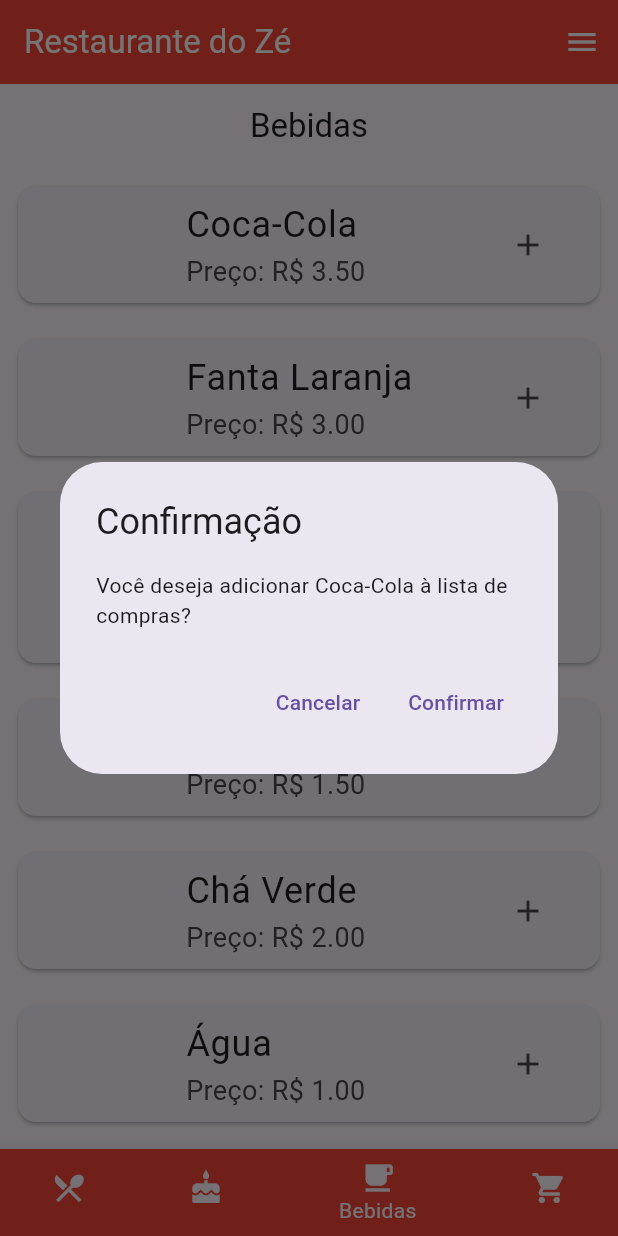
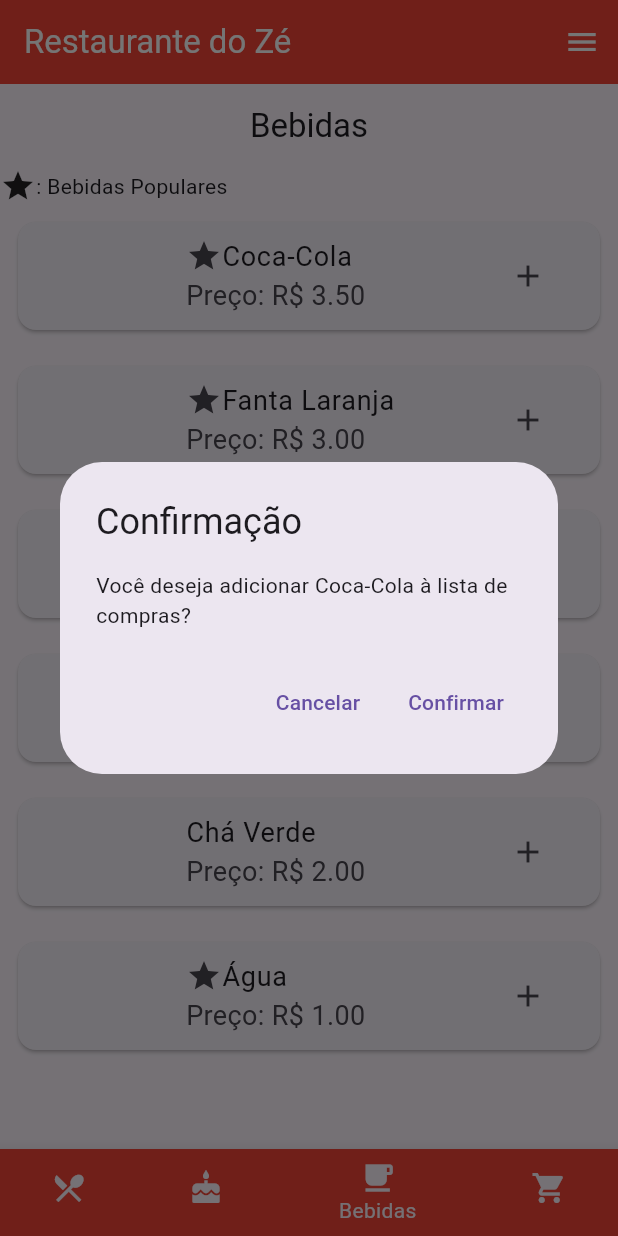
Before and after one commit to birdenly/restaurant_flutter, a Flutter app: the screen it shows after launch, item 3 of the bottom bar chosen, after a tap on the "add" icon, on a phone screen of 412 x 824 dp. Run offline on Flutter 3.47's test engine with Material 3 defaults, Android fonts, the phone set to English and light mode, and no system bars; missing offline and left inert: dart:ffi; network calls fail.

Commit message:
pratos favoritos e alertDialog Fix

```diff
--- a/lib/components/bebidasScreen.dart
+++ b/lib/components/bebidasScreen.dart
@@ -21,7 +21,13 @@ class _bebidasScreenState extends State<bebidasScreen> {
           title: const Text('Bebidas'),
           centerTitle: true,
         ),
-      body: ListView.builder(
+        body: Column(
+          children: [
+            Row(
+              children: [Icon(Icons.star), Text(': Bebidas Populares')],
+            ),
+            Expanded(
+              child: ListView.builder(
                 itemCount: listaDeBebidas.length,
                 itemBuilder: (context, index) {
                   return Padding(
@@ -36,9 +42,16 @@ class _bebidasScreenState extends State<bebidasScreen> {
                             fit: BoxFit.cover,
                           ),
                         ),
-                title: Text(
+                        title: Row(
+                          children: [
+                            if (listaDeBebidas[index].popular) Icon(Icons.star),
+                            Expanded(
+                              child: Text(
                                 listaDeBebidas[index].nome,
-                  style: TextStyle(fontSize: 24.0),
+                                style: TextStyle(fontSize: 18.0),
+                              ),
+                            ),
+                          ],
                         ),
                         subtitle: Text(
                           'Preço: R\$ ${listaDeBebidas[index].preco.toStringAsFixed(2)}',
@@ -65,7 +78,8 @@ class _bebidasScreenState extends State<bebidasScreen> {
                                       child: Text('Confirmar'),
                                       onPressed: () {
                                         setState(() {
-                                  widget.compras.add(listaDeBebidas[index]);
+                                          widget.compras
+                                              .add(listaDeBebidas[index]);
                                         });
                                         Navigator.of(context).pop();
                                       },
@@ -94,9 +108,12 @@ class _bebidasScreenState extends State<bebidasScreen> {
                                         ),
                                       ),
                                       SizedBox(height: 10.0),
-                              Text(
-                                listaDeBebidas[index].temp,
-                                style: TextStyle(fontSize: 22.0),
+                                      Align(
+                                        alignment: Alignment.centerLeft,
+                                        child: Text(
+                                          "Bebida ${listaDeBebidas[index].temp}",
+                                          style: TextStyle(fontSize: 16.0),
+                                        ),
                                       ),
                                     ],
                                   ),
@@ -118,6 +135,8 @@ class _bebidasScreenState extends State<bebidasScreen> {
                   );
                 },
               ),
-    );
+            )
+          ],
+        ));
   }
 }
--- a/lib/components/pratosScreen.dart
+++ b/lib/components/pratosScreen.dart
@@ -19,7 +19,13 @@ class _PratosScreenState extends State<PratosScreen> {
           title: const Text('Pratos'),
           centerTitle: true,
         ),
-      body: ListView.builder(
+        body: Column(
+          children: [
+            Row(
+              children: [Icon(Icons.star), Text(': Pratos Populares')],
+            ),
+            Expanded(
+              child: ListView.builder(
                 itemCount: listaDePratos.length,
                 itemBuilder: (context, index) {
                   return Padding(
@@ -34,9 +40,16 @@ class _PratosScreenState extends State<PratosScreen> {
                             fit: BoxFit.cover,
                           ),
                         ),
-                title: Text(
+                        title: Row(
+                          children: [
+                            if (listaDePratos[index].popular) Icon(Icons.star),
+                            Expanded(
+                              child: Text(
                                 listaDePratos[index].nome,
-                  style: TextStyle(fontSize: 24.0),
+                                style: TextStyle(fontSize: 18.0),
+                              ),
+                            ),
+                          ],
                         ),
                         subtitle: Text(
                           'Preço: R\$ ${listaDePratos[index].preco.toStringAsFixed(2)}',
@@ -63,7 +76,8 @@ class _PratosScreenState extends State<PratosScreen> {
                                       child: Text('Confirmar'),
                                       onPressed: () {
                                         setState(() {
-                                  widget.compras.add(listaDePratos[index]);
+                                          widget.compras
+                                              .add(listaDePratos[index]);
                                         });
                                         Navigator.of(context).pop();
                                       },
@@ -92,9 +106,20 @@ class _PratosScreenState extends State<PratosScreen> {
                                         ),
                                       ),
                                       SizedBox(height: 10.0),
-                              Text(
-                                listaDePratos[index].ingredientes,
-                                style: TextStyle(fontSize: 22.0),
+                                      Align(
+                                        alignment: Alignment.centerLeft,
+                                        child: Text(
+                                          "Ingredientes: ${listaDePratos[index].ingredientes}",
+                                          style: TextStyle(fontSize: 16.0),
+                                        ),
+                                      ),
+                                      SizedBox(height: 10.0),
+                                      Align(
+                                        alignment: Alignment.centerLeft,
+                                        child: Text(
+                                          "Serve para até ${listaDePratos[index].qtd} pessoas",
+                                          style: TextStyle(fontSize: 16.0),
+                                        ),
                                       ),
                                     ],
                                   ),
@@ -116,6 +141,8 @@ class _PratosScreenState extends State<PratosScreen> {
                   );
                 },
               ),
-    );
+            )
+          ],
+        ));
   }
 }
```
Also changed, not shown: lib/components/sobremesaScreen.dart (+37 -9 lines). Lines whose indentation alone changed are shown as unchanged.
